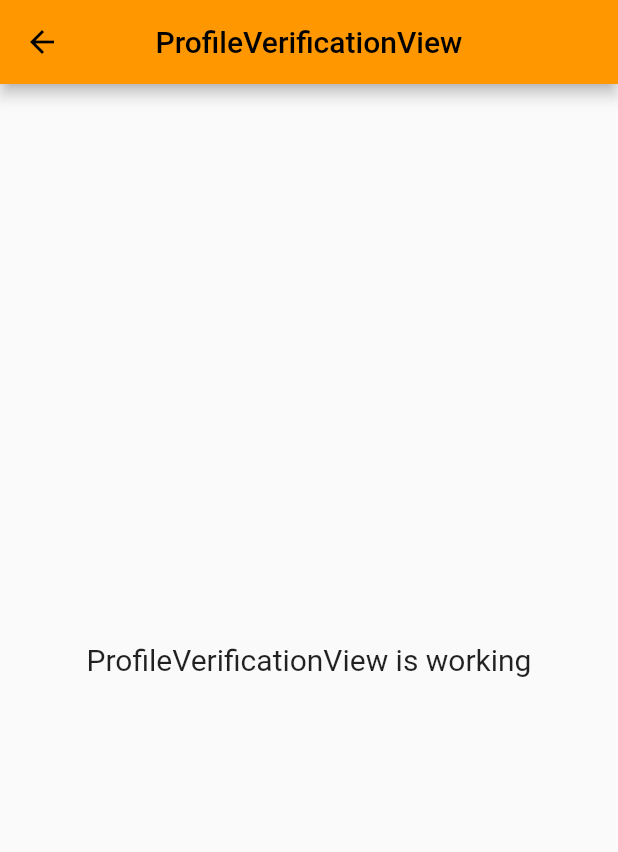
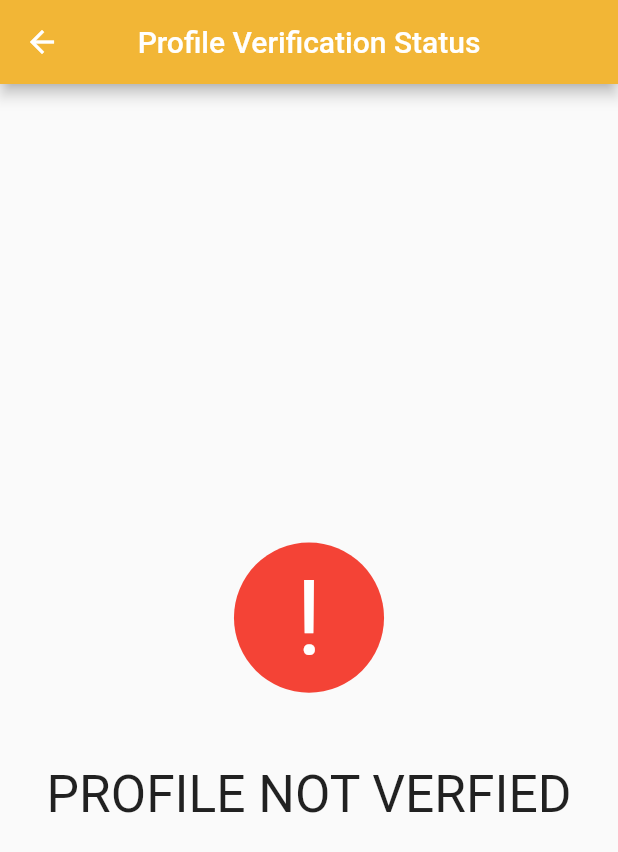
Before and after one commit to rohit0915/Munish-Envo-App, a Flutter app: the ProfileVerificationView screen opened by its route, on a phone screen of 412 x 824 dp. Shown: the top 852 px of the screen. Run offline on Flutter 3.47's test engine with Material 2 defaults, Android fonts, the phone set to English and light mode, and no system bars; our stand-ins replace dio, get, get_storage, google_maps_flutter, image_cropper, image_picker and 3 more; missing offline and left inert: flutter_polyline_points; accounts and stored records are empty; network calls fail; project files that could hold a hidden picture were left out.

Commit message:
developed profile veri and not veri screen

```diff
--- a/lib/app/modules/location_picker/views/location_picker_view.dart
+++ b/lib/app/modules/location_picker/views/location_picker_view.dart
@@ -14,6 +14,7 @@ class LocationPickerView extends GetView<LocationPickerController> {
   Widget build(BuildContext context) {
     return Scaffold(
       appBar: AppBar(
+        foregroundColor: Colors.white,
         backgroundColor: appBarColor,
         automaticallyImplyLeading: true,
         title: Text(
@@ -27,7 +28,9 @@ class LocationPickerView extends GetView<LocationPickerController> {
                 // method to show the search bar
                 controller.openSearch(context);
               },
-              icon: const Icon(Icons.search, color: Colors.black))
+              icon: const Icon(
+                Icons.search,
+              ))
         ],
       ),
       body: SafeArea(
--- a/lib/app/modules/profile_verification/views/profile_verification_view.dart
+++ b/lib/app/modules/profile_verification/views/profile_verification_view.dart
@@ -1,3 +1,5 @@
+import 'package:envo_safe/app/modules/profile_verification/widgets/not_verified_widget.dart';
+import 'package:envo_safe/app/modules/profile_verification/widgets/verified_widget.dart';
 import 'package:flutter/material.dart';
 
 import 'package:get/get.dart';
@@ -9,15 +11,13 @@ class ProfileVerificationView extends GetView<ProfileVerificationController> {
   Widget build(BuildContext context) {
     return Scaffold(
       appBar: AppBar(
-        title: Text('ProfileVerificationView'),
+        foregroundColor: Colors.white,
+        title: Text('Profile Verification Status'),
         centerTitle: true,
       ),
       body: Center(
-        child: Text(
-          'ProfileVerificationView is working',
-          style: TextStyle(fontSize: 20),
-        ),
-      ),
+          child:
+              controller.isVerified ? VerifiedWidget() : NotVerifiedWidget()),
     );
   }
 }
--- /dev/null
+++ b/lib/app/modules/profile_verification/widgets/not_verified_widget.dart
@@ -0,0 +1,38 @@
+import 'package:flutter/material.dart';
+import 'package:sizer/sizer.dart';
+
+class NotVerifiedWidget extends StatelessWidget {
+  const NotVerifiedWidget({Key? key}) : super(key: key);
+
+  @override
+  Widget build(BuildContext context) {
+    return Column(
+      mainAxisAlignment: MainAxisAlignment.center,
+      children: [
+        Container(
+          decoration: BoxDecoration(
+            color: Colors.red,
+            shape: BoxShape.circle,
+          ),
+          child: Padding(
+            padding: EdgeInsets.all(30.sp),
+            child: Text(
+              "!",
+              style: TextStyle(
+                color: Colors.white,
+                fontSize: 50.sp,
+              ),
+            ),
+          ),
+        ),
+        SizedBox(
+          height: 2.h,
+        ),
+        Text(
+          "Profile Not Verfied".toUpperCase(),
+          style: TextStyle(fontSize: 25.sp),
+        )
+      ],
+    );
+  }
+}
--- a/lib/app/widget/app color/app_colors.dart
+++ b/lib/app/widget/app color/app_colors.dart
@@ -1,9 +1,11 @@
 import 'package:flutter/cupertino.dart';
+import 'package:flutter/material.dart';
 
 const themeButtonColor =
     LinearGradient(colors: [Color(0xFFF6C761), Color(0xFFD89F25)]);
 const bgColor = Color(0xFFFFF8E9);
 const appBarColor = Color(0xFFF2B636);
+
 const btnBColor = Color(0xFFF6C761);
 const greenbutton =Color(0xFF37BE56);
 const bckground =Color(0xFFFFF2E6);
@@ -13,7 +15,21 @@ const greytxt =Color(0xFF828282);
 const blueclr =Color(0xFF275097);
 const redbtn =Color(0xFFFF7474);
 
-
+const MaterialColor kPrimarySwatch =  MaterialColor(
+    0xFFF2B636,
+     <int, Color>{
+      50:  Color(0xFFF2B636),//10%
+      100: Color(0xFFF2B636),//20%
+      200: Color(0xFFF2B636),//30%
+      300: Color(0xFFF2B636),//40%
+      400: Color(0xFFF2B636),//50%
+      500: Color(0xFFF2B636),//60%
+      600: Color(0xFFF2B636),//70%
+      700: Color(0xFFF2B636),//80%
+      800: Color(0xFFF2B636),//90%
+      900: Color(0xFFF2B636)//100%
+    },
+  );
 
 const greenRiderColor = LinearGradient(colors: [
   Color(0xFF94FFB8),
--- a/lib/main.dart
+++ b/lib/main.dart
@@ -26,9 +26,7 @@ class MyApp extends StatelessWidget {
         getPages: AppPages.routes,
         theme: ThemeData(
           primaryColor: appBarColor,
-          colorScheme: ColorScheme.fromSwatch(
-            primarySwatch: Colors.orange,
-          ),
+          primarySwatch: kPrimarySwatch,
         ),
       );
     }));
```
Also changed, not shown: lib/app/modules/account/views/account_view.dart (+14 -38 lines), lib/app/modules/drawer/views/drawer_view.dart (+1 -29 lines), lib/app/modules/profile_verification/controllers/profile_verification_controller.dart (+1 -16 lines), lib/app/modules/profile_verification/widgets/verified_widget.dart (added, +36 -0 lines).
